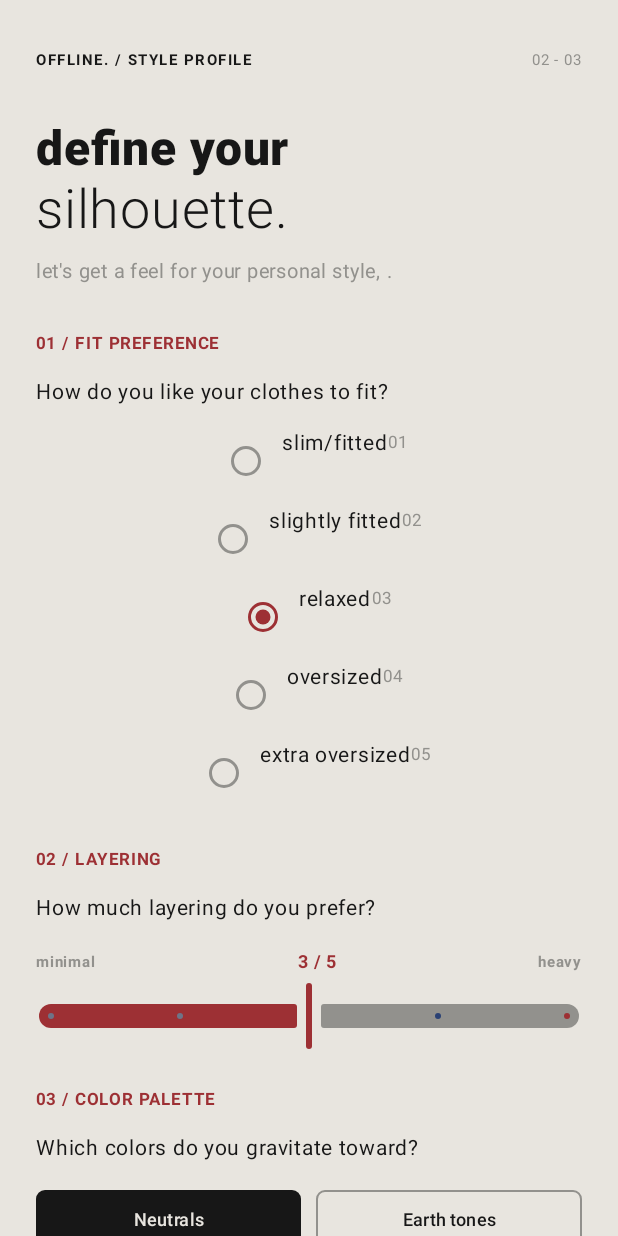
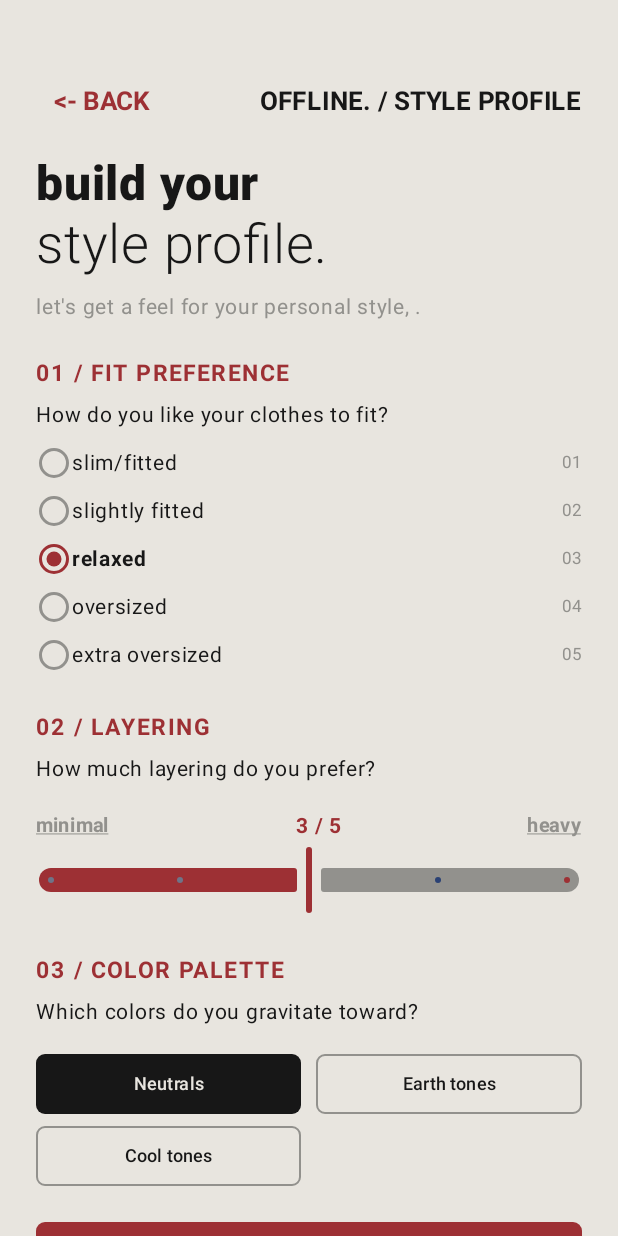
Before and after one commit to alexeve05/cs411-project3-fashion-app, an Android app built with Jetpack Compose: the composable StyleProfileScreen called with empty values, on a phone screen of 412 x 824 dp. Run offline under Robolectric (Android 15) with nearby library versions, the phone set to English and light mode, and no system bars.

Commit message:
Make the style profile screen look better

```diff
--- a/offline/app/src/main/java/com/example/offline/screens/StyleProfileScreen.kt
+++ b/offline/app/src/main/java/com/example/offline/screens/StyleProfileScreen.kt
@@ -10,6 +10,7 @@ import androidx.compose.foundation.layout.fillMaxWidth
 import androidx.compose.foundation.layout.height
 import androidx.compose.foundation.layout.padding
 import androidx.compose.foundation.rememberScrollState
+import androidx.compose.foundation.selection.selectable
 import androidx.compose.foundation.shape.RoundedCornerShape
 import androidx.compose.foundation.verticalScroll
 import androidx.compose.material3.Button
@@ -21,6 +22,7 @@ import androidx.compose.material3.SliderDefaults
 import androidx.compose.material3.Surface
 import androidx.compose.material3.Text
 import androidx.compose.material3.OutlinedButton
+import androidx.compose.material3.TextButton
 import androidx.compose.runtime.Composable
 import androidx.compose.runtime.getValue
 import androidx.compose.runtime.mutableFloatStateOf
@@ -31,8 +33,11 @@ import androidx.compose.runtime.setValue
 import androidx.compose.ui.Alignment
 import androidx.compose.ui.Modifier
 import androidx.compose.ui.graphics.Color
+import androidx.compose.ui.semantics.Role
+import androidx.compose.ui.text.font.Font
 import androidx.compose.ui.text.font.FontWeight
 import androidx.compose.ui.text.style.TextAlign
+import androidx.compose.ui.text.style.TextDecoration
 import androidx.compose.ui.unit.dp
 import androidx.compose.ui.unit.sp
 
@@ -61,8 +66,7 @@ fun StyleProfileScreen(
     val paletteOptions = listOf(
         "neutrals",
         "earth tones",
-        "cool tones",
-        "bold colors"
+        "cool tones"
     )
     Surface(
         modifier = Modifier.fillMaxSize(),
@@ -75,33 +79,40 @@ fun StyleProfileScreen(
                 .padding(horizontal = 24.dp, vertical = 28.dp),
             horizontalAlignment = Alignment.CenterHorizontally
         ) {
+            Spacer(modifier = Modifier.height(15.dp))
             Row(
                 modifier = Modifier.fillMaxWidth(),
-                horizontalArrangement = Arrangement.SpaceBetween
+                horizontalArrangement = Arrangement.SpaceBetween,
+                verticalAlignment = Alignment.CenterVertically
             ) {
+                TextButton(
+                    onClick = onBack,
+                    colors = ButtonDefaults.textButtonColors(contentColor = burgundy)
+                ) {
+                    Text(
+                        text = "<- BACK",
+                        fontSize = 17.sp,
+                        fontWeight = FontWeight.Bold
+                    )
+                } //end textButton
                 Text(
                     text = "OFFLINE. / STYLE PROFILE",
-                    fontSize = 10.sp,
+                    fontSize = 17.sp,
                     fontWeight = FontWeight.Bold,
                     color = ink,
-                    letterSpacing = 1.sp
-                )
-                Text(
-                    text = "02 - 03",
-                    fontSize = 10.sp,
-                    color = concrete
+                    letterSpacing = 0.5.sp
                 )
             } //end row
-            Spacer(modifier = Modifier.height(28.dp))
+            Spacer(modifier = Modifier.height(12.dp))
             Text(
-                text = "define your",
+                text = "build your",
                 modifier = Modifier.fillMaxWidth(),
                 fontSize = 32.sp,
                 fontWeight = FontWeight.Black,
                 color = ink
             )
             Text(
-                text = "silhouette.",
+                text = "style profile.",
                 modifier = Modifier.fillMaxWidth(),
                 fontSize = 36.sp,
                 fontWeight = FontWeight.Light,
@@ -111,29 +122,34 @@ fun StyleProfileScreen(
             Text(
                 text = "let's get a feel for your personal style, $lookbookName.",
                 modifier = Modifier.fillMaxWidth(),
-                fontSize = 13.sp,
+                fontSize = 14.sp,
                 color = concrete
             )
-            Spacer(modifier = Modifier.height(24.dp))
+            Spacer(modifier = Modifier.height(20.dp))
             SectionHeader("01 / FIT PREFERENCE")
-            Spacer(modifier = Modifier.height(8.dp))
+            Spacer(modifier = Modifier.height(4.dp))
             Text(
                 text = "How do you like your clothes to fit?",
                 modifier = Modifier.fillMaxWidth(),
                 fontSize = 14.sp,
                 color = ink
             )
-            Spacer(modifier = Modifier.height(8.dp))
+            Spacer(modifier = Modifier.height(4.dp))
             silhouetteOptions.forEach { (value, label) ->
                 Row(
-                    modifier = Modifier.fillMaxWidth().padding(vertical = 2.dp),
-                    horizontalArrangement = Arrangement.Center
+                    modifier = Modifier
+                        .fillMaxWidth()
+                        .selectable(
+                            selected = selectedSilhouette == value,
+                            onClick = { selectedSilhouette = value },
+                            role = Role.RadioButton
+                        )
+                        .padding(vertical = 4.dp),
+                    verticalAlignment = Alignment.CenterVertically
                 ) {
                     RadioButton(
                         selected = selectedSilhouette == value,
-                        onClick = {
-                            selectedSilhouette = value
-                        }, //end onClick
+                        onClick =  null,
                         colors = RadioButtonDefaults.colors(
                             selectedColor = burgundy,
                             unselectedColor = concrete
@@ -142,7 +158,13 @@ fun StyleProfileScreen(
                     Text(
                         text = label,
                         fontSize = 14.sp,
-                        color = ink
+                        color = ink,
+                        modifier = Modifier.weight(1f),
+                        fontWeight = if (selectedSilhouette == value){
+                            FontWeight.Bold
+                        } else {
+                            FontWeight.Normal
+                        }
                     )
                     Spacer(modifier = Modifier.height(10.dp))
                     Text(
@@ -154,35 +176,38 @@ fun StyleProfileScreen(
             } //end silhouetteOptions
             Spacer(modifier = Modifier.height(20.dp))
             SectionHeader("02 / LAYERING")
-            Spacer(modifier = Modifier.height(8.dp))
+            Spacer(modifier = Modifier.height(4.dp))
             Text(
                 text = "How much layering do you prefer?",
                 modifier = Modifier.fillMaxWidth(),
                 fontSize = 14.sp,
                 color = ink
             )
-            Spacer(modifier = Modifier.height(12.dp))
+            Spacer(modifier = Modifier.height(14.dp))
             Row(
                 modifier = Modifier.fillMaxWidth(),
-                horizontalArrangement = Arrangement.SpaceBetween
+                horizontalArrangement = Arrangement.SpaceBetween,
+                verticalAlignment = Alignment.CenterVertically
             ) {
                 Text(
                     text = "minimal",
-                    fontSize = 10.sp,
+                    fontSize = 13.sp,
                     color = concrete,
-                    fontWeight = FontWeight.Bold
+                    fontWeight = FontWeight.Bold,
+                    textDecoration = TextDecoration.Underline
                 )
                 Text(
                     text = "${selectedLayering.toInt()} / 5",
-                    fontSize = 12.sp,
+                    fontSize = 14.sp,
                     color = burgundy,
                     fontWeight = FontWeight.Bold
                 )
                 Text(
                     text = "heavy",
-                    fontSize = 10.sp,
+                    fontSize = 13.sp,
                     color = concrete,
-                    fontWeight = FontWeight.Bold
+                    fontWeight = FontWeight.Bold,
+                    textDecoration = TextDecoration.Underline
                 )
             } //end row
             Slider(
@@ -196,9 +221,9 @@ fun StyleProfileScreen(
                     inactiveTrackColor = concrete
                 )
             )
-            Spacer(modifier = Modifier.height(20.dp))
+            Spacer(modifier = Modifier.height(24.dp))
             SectionHeader("03 / COLOR PALETTE")
-            Spacer(modifier = Modifier.height(8.dp))
+            Spacer(modifier = Modifier.height(4.dp))
             Text(
                 text = "Which colors do you gravitate toward?",
                 modifier = Modifier.fillMaxWidth(),
@@ -248,9 +273,12 @@ fun StyleProfileScreen(
                             } //end outlinedButton
                         } //end else
                     } //end rowOptions
+                    if (rowOptions.size == 1){
+                        Spacer(modifier = Modifier.weight(1f))
+                    } //end if
                 } //end row
             } //end paletteOptions
-            Spacer(modifier = Modifier.height(28.dp))
+            Spacer(modifier = Modifier.height(20.dp))
             Button(
                 onClick = {
                     onContinue(
@@ -267,29 +295,16 @@ fun StyleProfileScreen(
                 )
             ) {
                 Text(
-                    text = "generate my lookbook ->",
-                    fontSize = 12.sp,
+                    text = "generate my edit ->",
+                    fontSize = 25.sp,
                     fontWeight = FontWeight.Bold,
                     letterSpacing = 1.sp
                 )
             } //end button
-            Spacer(modifier = Modifier.height(12.dp))
-            OutlinedButton(
-                onClick = onBack,
-                modifier = Modifier.fillMaxWidth(),
-                shape = RoundedCornerShape(6.dp),
-                border = BorderStroke(1.dp, concrete)
-            ) {
-                Text(
-                    text = "<- back to cover",
-                    color = ink,
-                    fontSize = 11.sp
-                )
-            } //end outlinedButton
-            Spacer(modifier = Modifier.height(16.dp))
+            Spacer(modifier = Modifier.height(6.dp))
             Text(
                 text = "your style. your rules.",
-                fontSize = 9.sp,
+                fontSize = 11.sp,
                 color = concrete,
                 letterSpacing = 1.sp,
                 textAlign = TextAlign.Center
@@ -303,9 +318,9 @@ private fun SectionHeader(title: String){
     Text(
         text = title,
         modifier = Modifier.fillMaxWidth(),
-        fontSize = 11.sp,
+        fontSize = 15.sp,
         fontWeight = FontWeight.Bold,
         color = burgundy,
-        letterSpacing = 1.sp
+        letterSpacing = 1.5.sp
     )
 } //end sectionHeader
```
